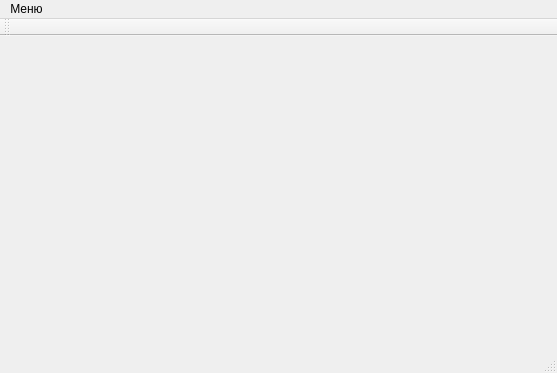
This is Skripal_Boris/source/mainwindow.ui in h31/ProgrammingCourseBackup as Qt 5 draws it before an edit. The edited form follows.
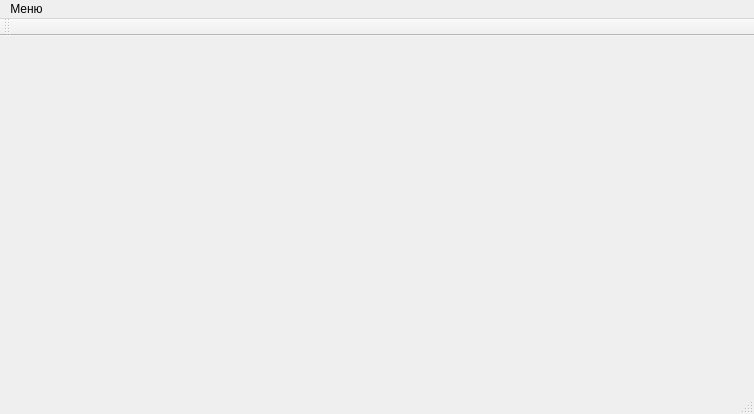
This is the edited form.

Diff of the .ui file:
```diff
--- a/Skripal_Boris/source/mainwindow.ui
+++ b/Skripal_Boris/source/mainwindow.ui
@@ -6,8 +6,8 @@
    <rect>
     <x>0</x>
     <y>0</y>
-    <width>557</width>
-    <height>373</height>
+    <width>754</width>
+    <height>414</height>
    </rect>
   </property>
   <property name="windowTitle">
@@ -19,7 +19,7 @@
     <rect>
      <x>0</x>
      <y>0</y>
-     <width>557</width>
+     <width>754</width>
      <height>21</height>
     </rect>
    </property>
```
